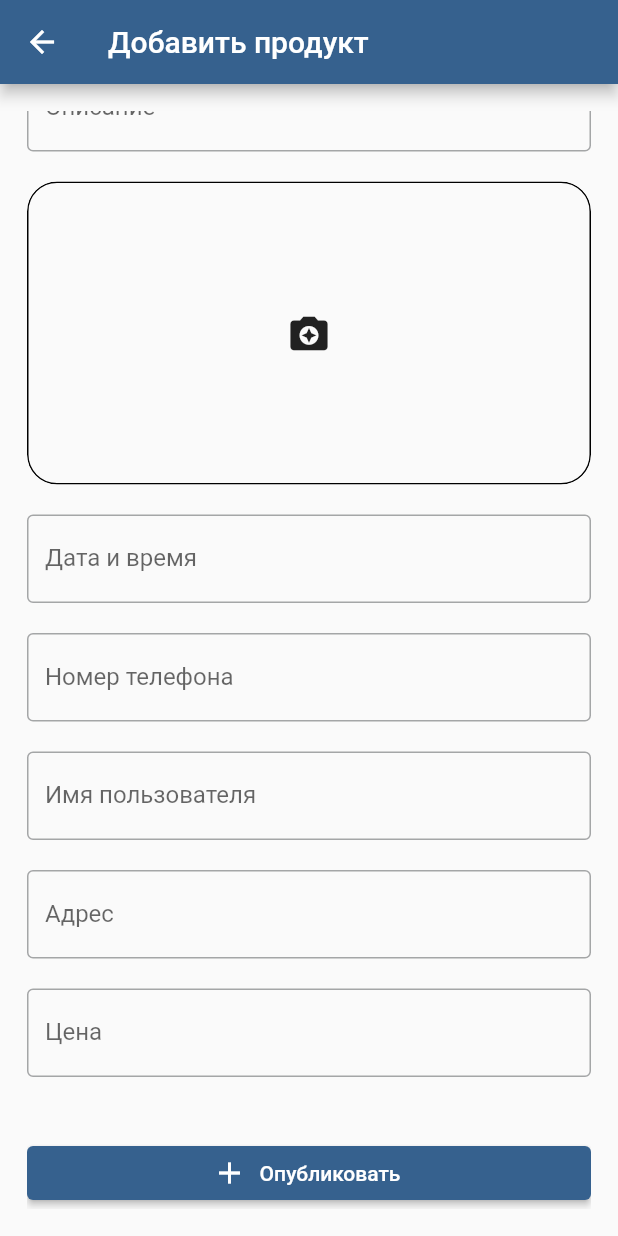
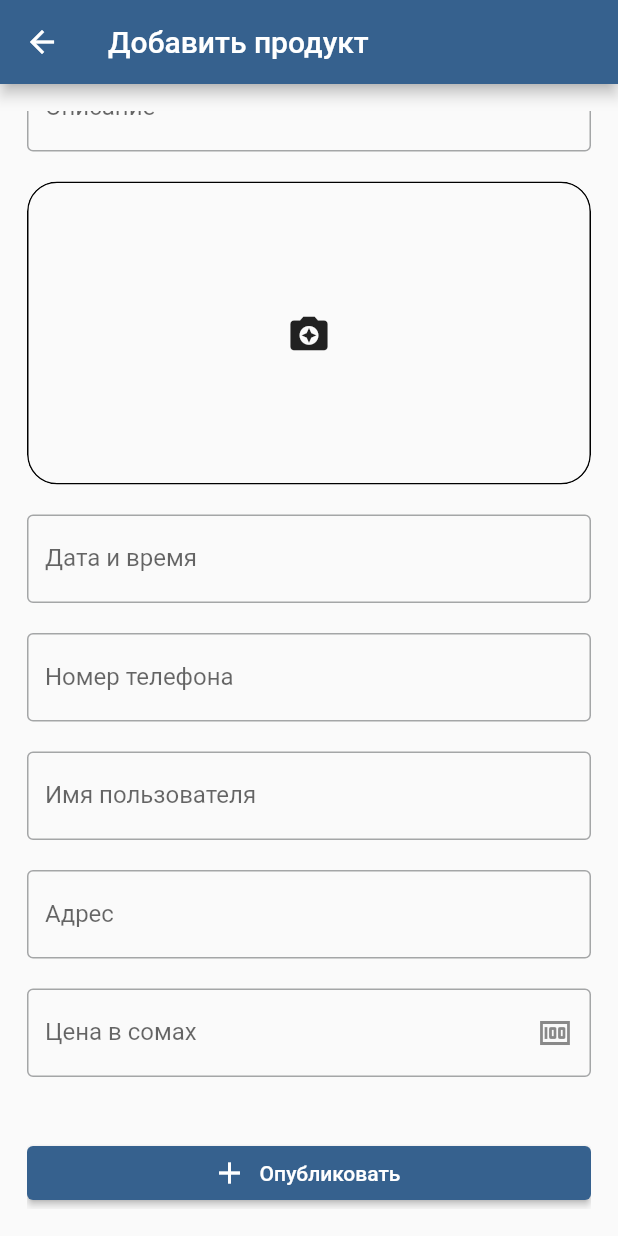
Before and after one commit to erjigit12/jarnama_app, a Flutter app: the AppProductPage screen opened directly, scrolled down 111 dp, on a phone screen of 412 x 824 dp. Run offline on Flutter 3.47's test engine with Material 3 defaults, Android fonts, the light colour scheme and no system bars; our stand-ins replace cloud_firestore, firebase_auth, firebase_core, firebase_storage, flutter_bloc, image_picker; accounts and stored records are empty.

Commit message:
updating add_product

```diff
--- a/lib/app_product/page/app_product_page.dart
+++ b/lib/app_product/page/app_product_page.dart
@@ -90,8 +90,9 @@ class _AppProductPageState extends State<AppProductPage> {
             ),
             const SizedBox(height: 20),
             CustomTextField(
+              suffixIcon: const Icon(Icons.money),
               controller: price,
-              hintText: 'Цена',
+              hintText: 'Цена в сомах',
             ),
             const SizedBox(height: 40),
             ElevatedButton.icon(
--- a/lib/home/page/home_page.dart
+++ b/lib/home/page/home_page.dart
@@ -125,7 +125,9 @@ class _MyHomePageState extends State<MyHomePage> {
                                 ),
                             ),
                             Text(
-                                products.price ?? '',
+                              products.price != null && products.price!.isNotEmpty
+                                  ? '${products.price} сом'
+                                  : '',
                               style: const TextStyle(
                                 fontSize: 20,
                                 fontWeight: FontWeight.w600,
--- a/lib/home/page/product_detail_page.dart
+++ b/lib/home/page/product_detail_page.dart
@@ -55,7 +55,7 @@ class ProductDetailPage extends StatelessWidget {
               ),
               if (product.price != null && product.price!.isNotEmpty)
                 Text(
-                  product.price!,
+                  '${product.price!} сом',
                   style: const TextStyle(
                     fontSize: 22,
                     fontWeight: FontWeight.w600,
```
Lines whose indentation alone changed are shown as unchanged.
